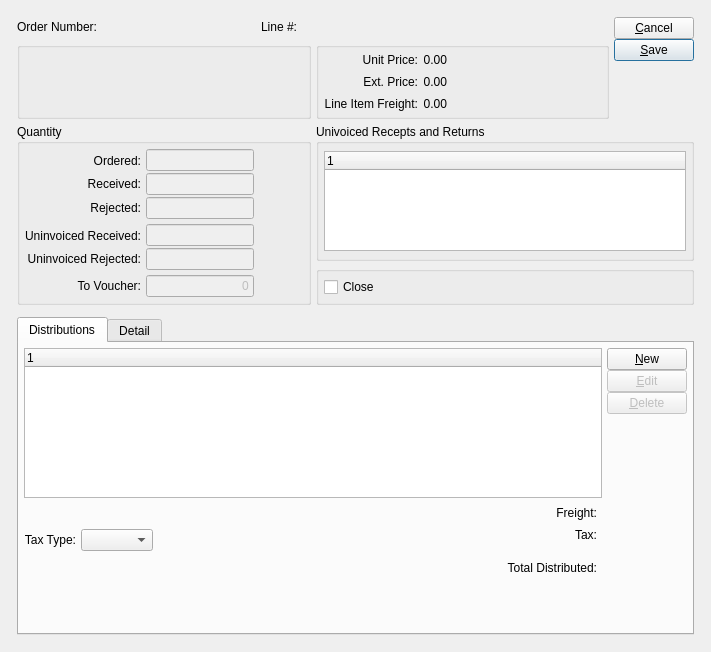
The window that xtuple/trunk/guiclient/voucherItem.ui (WooodHead/xtuple) describes before a commit, drawn with Qt 5.
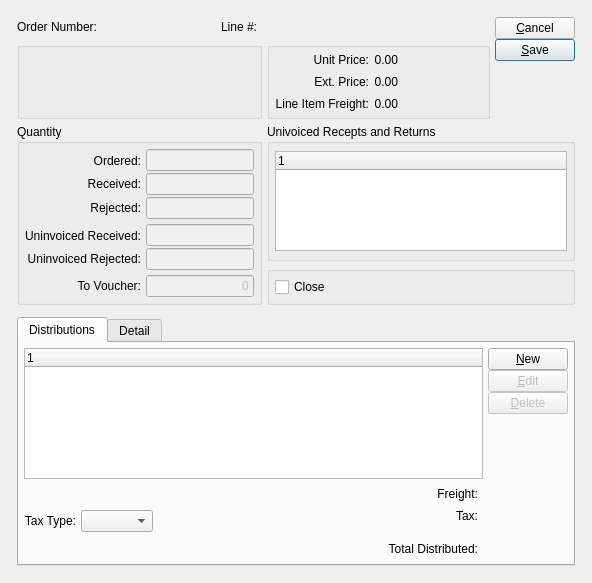
The same window after the commit. Custom widgets are drawn as their Qt base class.

Diff of the .ui file:
```diff
--- a/xtuple/trunk/guiclient/voucherItem.ui
+++ b/xtuple/trunk/guiclient/voucherItem.ui
@@ -7,13 +7,13 @@
 is available at www.xtuple.com/CPAL.  By using this software, you agree
 to be bound by its terms.</comment>
  <class>voucherItem</class>
- <widget class="QDialog" name="voucherItem" >
-  <property name="geometry" >
+ <widget class="QDialog" name="voucherItem">
+  <property name="geometry">
    <rect>
     <x>0</x>
     <y>0</y>
-    <width>711</width>
-    <height>652</height>
+    <width>592</width>
+    <height>583</height>
    </rect>
   </property>
   <property name="windowTitle" >
@@ -1026,7 +1026,7 @@
    </item>
   </layout>
  </widget>
- <layoutdefault spacing="5" margin="5" />
+ <layoutdefault spacing="5" margin="5"/>
  <pixmapfunction>qPixmapFromMimeSource</pixmapfunction>
  <customwidgets>
   <customwidget>
```
Left out of the diff: 677 changed lines with no effect on the pictures.
